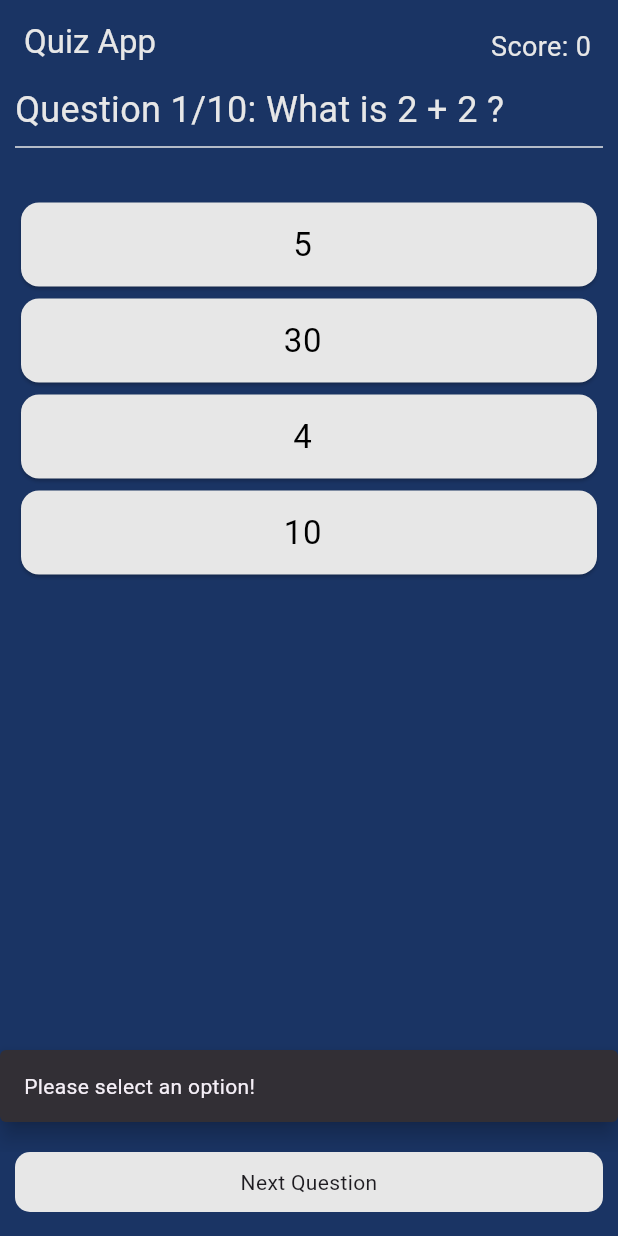
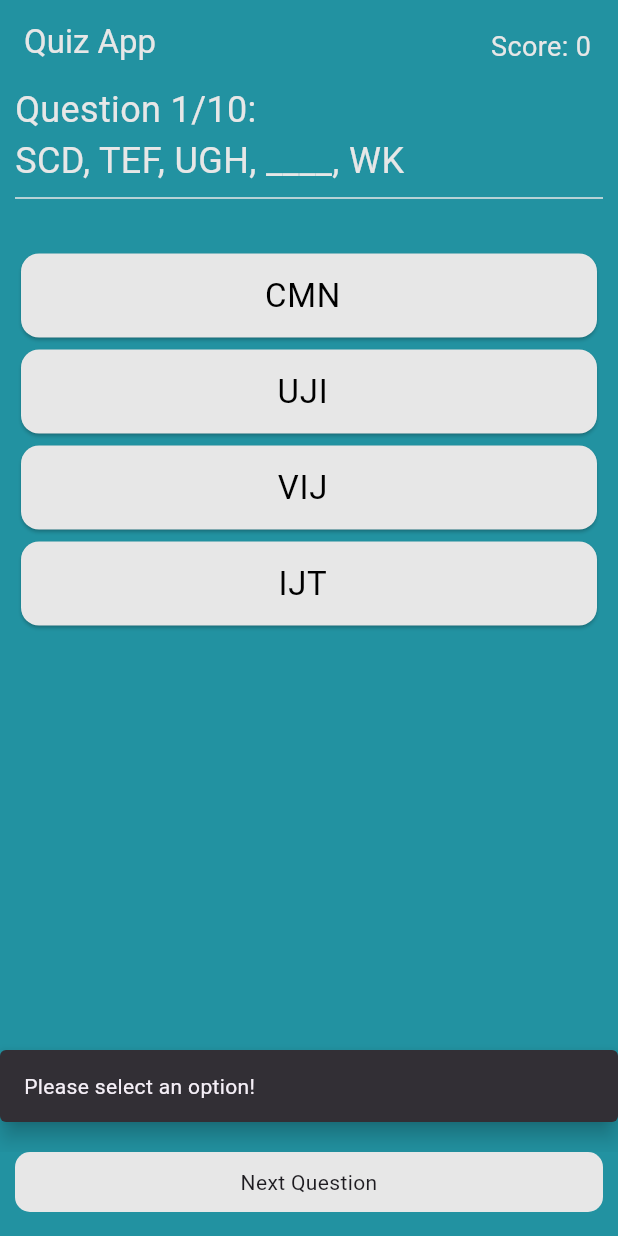
Before and after one commit to rahulsuwasiya/quizapp, a Flutter app: the screen it shows after launch, after a tap on "Next Question", on a phone screen of 412 x 824 dp. Run offline on Flutter 3.47's test engine with Material 3 defaults, Android fonts, the phone set to English and light mode, and no system bars.

Commit message:
Questins added

```diff
--- a/lib/constants.dart
+++ b/lib/constants.dart
@@ -1,9 +1,9 @@
 import 'package:flutter/material.dart';
 
-const Color correct = Color(0xFF32AB58);
+const Color correct = Color.fromARGB(255, 108, 224, 144);
 
-const Color incorrect = Color(0xFFAB3232);
+const Color incorrect = Color.fromARGB(255, 245, 109, 109);
 
 const Color neutral = Color(0xFFE7E7E7);
 
-const Color background = Color(0xFF1A3464);
+const Color background = Color.fromARGB(255, 34, 146, 161);
--- a/lib/screens/home_screen.dart
+++ b/lib/screens/home_screen.dart
@@ -17,53 +17,96 @@ class _HomeScreenState extends State<HomeScreen> {
   final List<Question> _questions = [
     Question(
       id: '10',
-      title: ' What is 2 + 2 ?',
-      options: {'5': false, '30': false, '4': true, '10': false},
+      title: '\nSCD, TEF, UGH, ____, WK',
+      options: {'CMN': false, 'UJI': false, 'VIJ': true, 'IJT': false},
     ),
     Question(
       id: '11',
-      title: ' What is 10 + 20 ?',
-      options: {'50': false, '30': true, '40': false, '10': false},
+      title:
+          '\nWhich of the following term is used for a function defined inside a class?',
+      options: {
+        'Member Variable': false,
+        'Member function': true,
+        'Class function': false,
+        'Classic function': false
+      },
     ),
-     Question(
+    Question(
       id: '12',
-      title: ' What is 2 + 2 ?',
-      options: {'5': false, '30': false, '4': true, '10': false},
+      title:
+          '\nIf A is the brother of B; B is the sister of C; and C is the father of D, how D is related to A?',
+      options: {
+        'Brother': false,
+        'Sister': false,
+        'Nephew/Niece': true,
+        'Cannot be determined': false
+      },
     ),
     Question(
       id: '13',
-      title: ' What is 10 + 20 ?',
-      options: {'50': false, '30': true, '40': false, '10': false},
+      title: '\nPeacock : India :: Bear : ?',
+      options: {
+        'Australia': false,
+        'Russia': true,
+        'America': false,
+        'England': false
+      },
     ),
-     Question(
+    Question(
       id: '14',
-      title: ' What is 2 + 2 ?',
-      options: {'5': false, '30': false, '4': true, '10': false},
+      title: '\nSynonym of COMMENSURATE',
+      options: {
+        'Measurable': false,
+        'Begining': false,
+        'Proportionate': true,
+        'Appropriate': false
+      },
     ),
     Question(
       id: '15',
-      title: ' What is 10 + 20 ?',
-      options: {'50': false, '30': true, '40': false, '10': false},
+      title: '\nGod is ......',
+      options: {
+        'Graceful': false,
+        'Gracious': true,
+        'Grateful': false,
+        'Greatful': false
+      },
     ),
-     Question(
+    Question(
       id: '16',
-      title: ' What is 2 + 2 ?',
-      options: {'5': false, '30': false, '4': true, '10': false},
+      title: '\nFind the correctly spelt word.',
+      options: {
+        'Exterminatte': false,
+        'Inexpliccable': false,
+        'Offspring': true,
+        'Reffere': false
+      },
     ),
     Question(
       id: '17',
-      title: ' What is 10 + 20 ?',
-      options: {'50': false, '30': true, '40': false, '10': false},
+      title: '\nAntonym of MINOR',
+      options: {'Big': false, 'Major': true, 'Tall': false, 'Heavy': false},
     ),
-     Question(
+    Question(
       id: '18',
-      title: ' What is 2 + 2 ?',
-      options: {'5': false, '30': false, '4': true, '10': false},
+      title: '\nOne word substitution for: That which cannot be believed',
+      options: {
+        'Unreliable': false,
+        'Implausible': false,
+        'Incredible': true,
+        'Incredulous': false
+      },
     ),
     Question(
       id: '19',
-      title: ' What is 10 + 20 ?',
-      options: {'50': false, '30': true, '40': false, '10': false},
+      title:
+          '\nChoose the correct meaning of proverb/idiom: To hit the nail right on the head',
+      options: {
+        'To announce one\'s fixed views': false,
+        'To do the right thing': true,
+        'To destroy one\'s reputation': false,
+        'To teach someone a lesson': false
+      },
     )
   ];
 
--- a/lib/widgets/result_box.dart
+++ b/lib/widgets/result_box.dart
@@ -55,7 +55,7 @@ class ResultBox extends StatelessWidget {
               child: const Text(
                 'Start Over',
                 style: TextStyle(
-                  color: Colors.blue,
+                  color: correct,
                   fontSize: 20.0,
                   letterSpacing: 1.0,
                 ),
```
